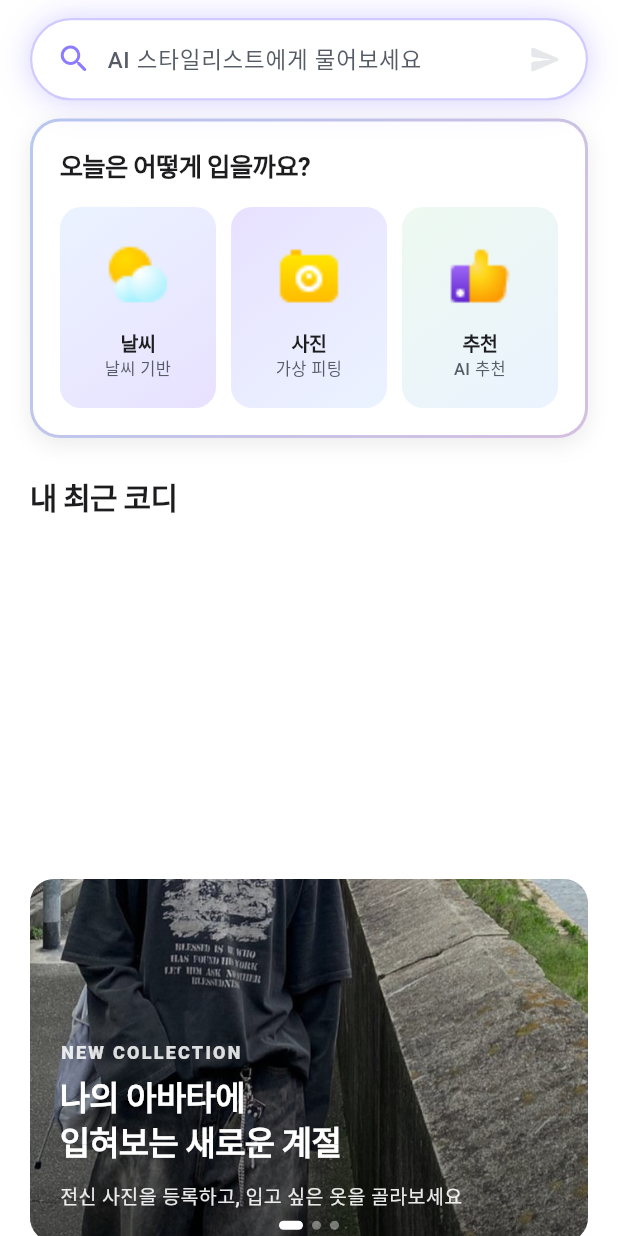
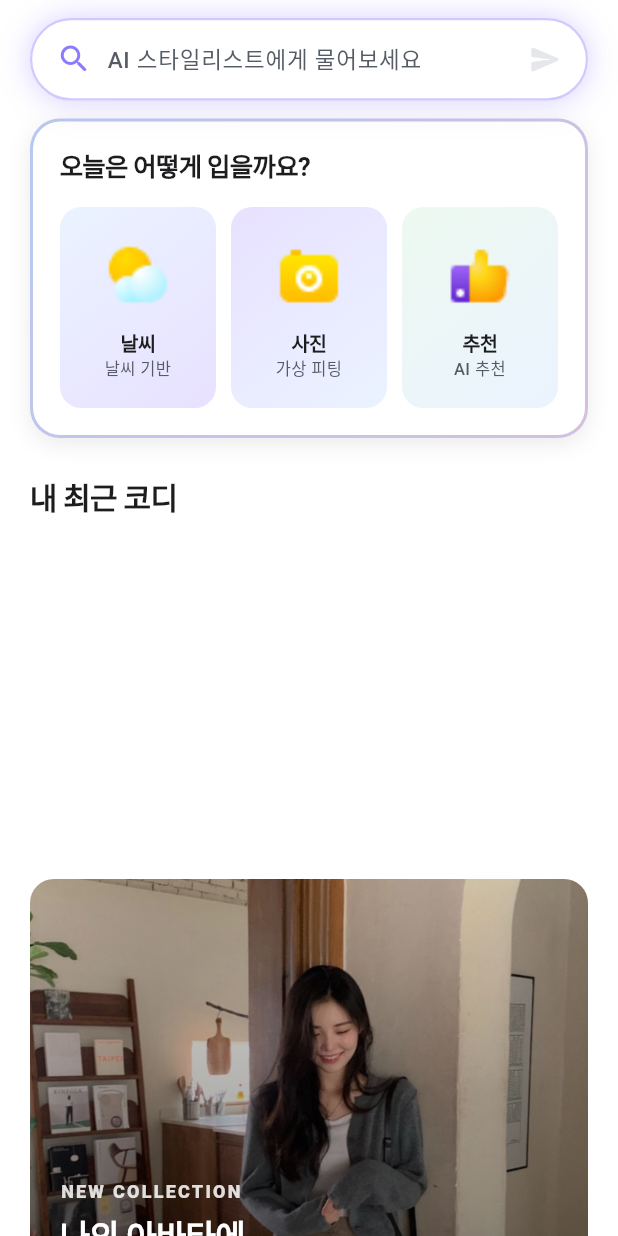
Before and after one commit to 2026-TU-Capstone-Project/Frontend, a Flutter app: the HomeScreen screen opened directly, on a phone screen of 412 x 824 dp. Run offline on Flutter 3.47's test engine with Material 3 defaults, Android fonts, the phone set to English and light mode, and no system bars; our stand-ins replace dio, flutter_riverpod, flutter_secure_storage, flutter_svg, geolocator, google_fonts and 4 more; missing offline and left inert: kakao_flutter_sdk_user; accounts and stored records are empty; generated files the repository leaves out were written again; network calls fail.

Commit message:
3/3 weather & chatbot demo

```diff
--- a/lib/home/view/home_screen.dart
+++ b/lib/home/view/home_screen.dart
@@ -172,7 +172,7 @@ class _MainFittingBannerState extends State<MainFittingBanner> {
   Widget build(BuildContext context) {
     final width =
         MediaQuery.of(context).size.width - DivervaDesign.kPadding * 2;
-    final height = width * 0.65;
+    final height = width * 0.9;
 
     return Padding(
       padding: const EdgeInsets.symmetric(
@@ -367,7 +367,7 @@ class _HomeSearchBarState extends State<HomeSearchBar> {
 
     _overlayEntry = OverlayEntry(
       builder: (_) => _TrendingDropdown(
-        top: offset.dy + size.height - 16,
+        top: offset.dy + size.height + 4,
         trending: _trending,
         onSelect: (query) {
           _removeOverlay();
@@ -1435,8 +1435,8 @@ class _HomeScreenState extends State<HomeScreen> {
             SliverToBoxAdapter(
               child: MainFittingBanner(
                 backgroundImagePaths: const [
-                  'asset/img/App.jpg',
-                  'asset/img/App1.jpg',
+                  'asset/img/App3.jpg',
+                  'asset/img/App6.jpg',
                   'asset/img/App2.jpg',
                 ],
                 onBannerTap: widget.onGoToFittingRoom,
```
